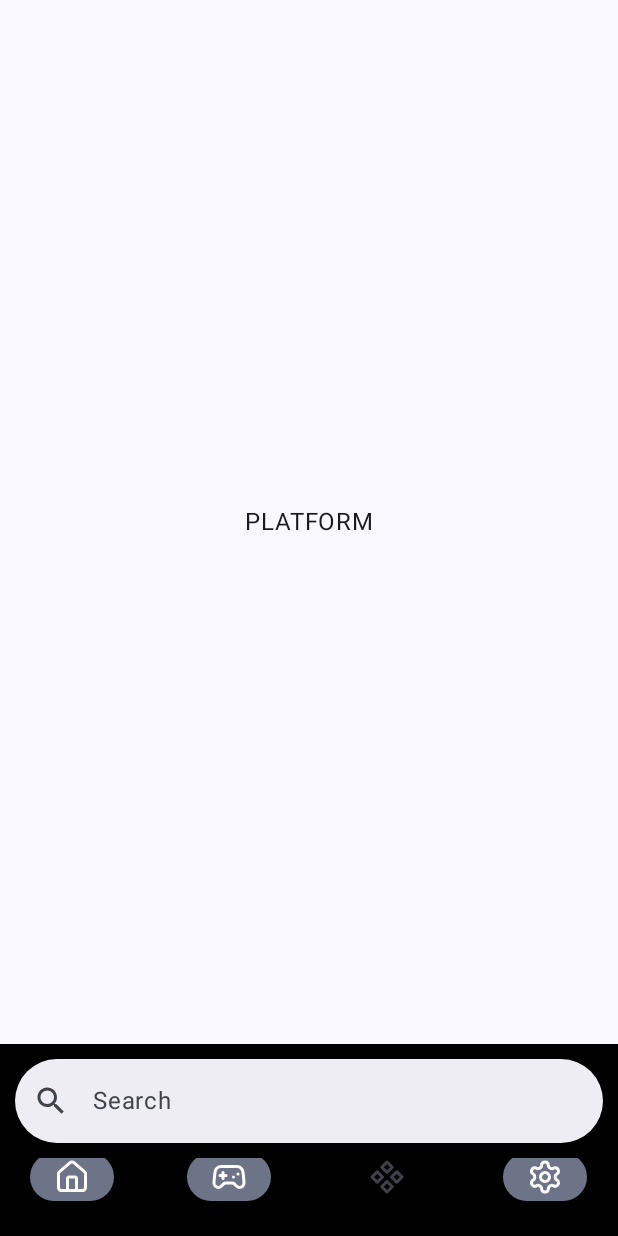
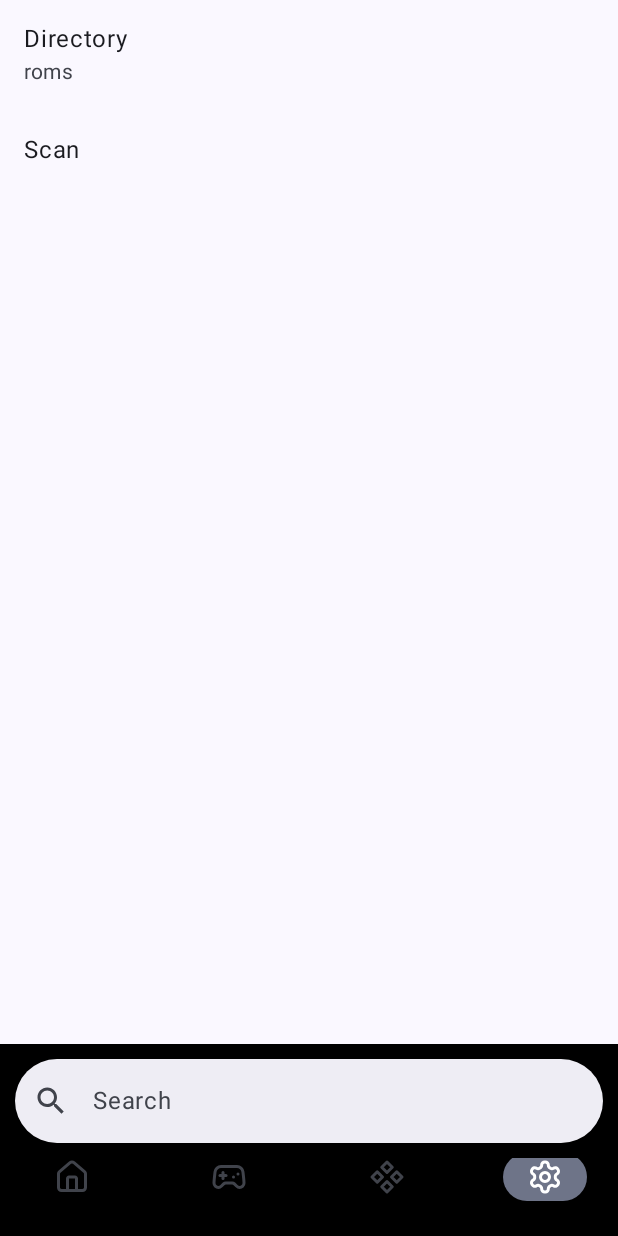
Before and after one commit to ismile/bandrek, an Android app built with Jetpack Compose: the screen it shows after launch (MainActivity), item 4 of the bottom bar chosen, on a phone screen of 412 x 824 dp. Run offline under Robolectric (Android 15) with nearby library versions, the phone set to English and light mode, and no system bars; our stand-ins replace Dagger/Hilt's generated code.

Commit message:
add initial screeb to Platform, Home, Setting

```diff
--- a/app/build.gradle.kts
+++ b/app/build.gradle.kts
@@ -3,6 +3,7 @@ plugins {
     alias(libs.plugins.kotlin.android)
     id("kotlin-kapt")
     id("com.google.dagger.hilt.android")
+//    id("com.google.devtools.ksp")
 }
 
 android {
@@ -74,6 +75,10 @@ dependencies {
     implementation(libs.androidx.hilt.navigation.compose)
     implementation(libs.coil.compose)
     implementation(libs.androidx.navigation.compose)
+
+    implementation(libs.androidx.room.runtime)
+    implementation(libs.androidx.room.ktx)
+    kapt("androidx.room:room-compiler:2.6.1")
     kapt(libs.hilt.android.compiler)
 
 }
--- a/app/src/main/java/com/bajiguri/bandrek/MainScreen/view/NavigationView.kt
+++ b/app/src/main/java/com/bajiguri/bandrek/HomeScreen/view/NavigationView.kt
@@ -1,44 +1,24 @@
-package com.bajiguri.bandrek.MainScreen.view
+package com.bajiguri.bandrek.HomeScreen.view
 
-import androidx.compose.foundation.Image
 import androidx.compose.foundation.background
-import androidx.compose.foundation.layout.Box
 import androidx.compose.foundation.layout.Column
 import androidx.compose.foundation.layout.WindowInsets
-import androidx.compose.foundation.layout.WindowInsetsSides
 import androidx.compose.foundation.layout.fillMaxWidth
 import androidx.compose.foundation.layout.height
-import androidx.compose.foundation.layout.padding
-import androidx.compose.foundation.layout.size
-import androidx.compose.foundation.layout.width
-import androidx.compose.foundation.shape.RoundedCornerShape
-import androidx.compose.material.icons.Icons
-import androidx.compose.material.icons.filled.Favorite
-import androidx.compose.material.icons.filled.Home
-import androidx.compose.material.icons.filled.Star
-import androidx.compose.material.icons.outlined.FavoriteBorder
-import androidx.compose.material.icons.outlined.Home
-import androidx.compose.material.icons.outlined.Star
-import androidx.compose.material3.ExperimentalMaterial3Api
 import androidx.compose.material3.Icon
-import androidx.compose.material3.MaterialTheme
 import androidx.compose.material3.NavigationBar
 import androidx.compose.material3.NavigationBarItem
-import androidx.compose.material3.NavigationBarItemColors
 import androidx.compose.runtime.Composable
 import androidx.compose.runtime.getValue
 import androidx.compose.runtime.mutableIntStateOf
 import androidx.compose.runtime.remember
 import androidx.compose.runtime.setValue
 import androidx.compose.ui.Modifier
-import androidx.compose.ui.draw.clip
 import androidx.compose.ui.graphics.Color
 import androidx.compose.ui.graphics.vector.ImageVector
-import androidx.compose.ui.tooling.preview.Preview
 import androidx.compose.ui.unit.dp
 import androidx.navigation.NavGraph.Companion.findStartDestination
 import androidx.navigation.NavHostController
-import androidx.navigation.Navigation
 import androidx.navigation.compose.currentBackStackEntryAsState
 import com.bajiguri.bandrek.AppScreen.view.AppSearchView
 import com.bajiguri.bandrek.icon.Component
@@ -48,10 +28,10 @@ import com.bajiguri.bandrek.icon.Settings
 
 data class TopLevelRoute(val name: String, val route: String, val icon: ImageVector)
 val topLevelRoutes = listOf(
-    TopLevelRoute("Home", "platform_screen", House),
+    TopLevelRoute("Home", "home_screen", House),
     TopLevelRoute("Platform", "platform_screen", Gamepad2),
     TopLevelRoute("App", "app_screen", Component),
-    TopLevelRoute("Setting", "platform_screen", Settings)
+    TopLevelRoute("Setting", "setting_screen", Settings)
 )
 
 @Composable
--- a/app/src/main/java/com/bajiguri/bandrek/Navigation.kt
+++ b/app/src/main/java/com/bajiguri/bandrek/Navigation.kt
@@ -10,11 +10,12 @@ import androidx.compose.runtime.setValue
 import androidx.compose.ui.Modifier
 import androidx.navigation.compose.NavHost
 import androidx.navigation.compose.composable
-import androidx.navigation.compose.currentBackStackEntryAsState
 import androidx.navigation.compose.rememberNavController
 import com.bajiguri.bandrek.AppScreen.AppScreen
-import com.bajiguri.bandrek.MainScreen.view.NavigationView
+import com.bajiguri.bandrek.HomeScreen.HomeScreen
+import com.bajiguri.bandrek.HomeScreen.view.NavigationView
 import com.bajiguri.bandrek.PlatformScreen.PlatformScreen
+import com.bajiguri.bandrek.SettingScreen.SettingScreen
 
 @Composable
 fun Navigation() {
@@ -28,11 +29,17 @@ fun Navigation() {
             navController)
     }) { padding ->
         NavHost(navController, startDestination = "app_screen", Modifier.padding(padding)) {
+            composable("home_screen") {
+                HomeScreen()
+            }
             composable("app_screen") {
                 AppScreen(modifier = Modifier.padding(padding), searchText = searchText)
             }
             composable("platform_screen") {
                 PlatformScreen()
+            }
+            composable("setting_screen") {
+                SettingScreen()
             }
         }
 
--- /dev/null
+++ b/app/src/main/java/com/bajiguri/bandrek/SettingScreen/SettingScreen.kt
@@ -0,0 +1,55 @@
+package com.bajiguri.bandrek.SettingScreen
+
+import android.app.Activity
+import android.content.Intent
+import android.net.Uri
+import androidx.activity.compose.rememberLauncherForActivityResult
+import androidx.activity.result.ActivityResult
+import androidx.activity.result.contract.ActivityResultContracts
+import androidx.compose.foundation.background
+import androidx.compose.foundation.clickable
+import androidx.compose.foundation.layout.Box
+import androidx.compose.foundation.layout.Column
+import androidx.compose.foundation.layout.fillMaxSize
+import androidx.compose.foundation.layout.fillMaxWidth
+import androidx.compose.foundation.layout.padding
+import androidx.compose.material3.ListItem
+import androidx.compose.material3.Text
+import androidx.compose.runtime.Composable
+import androidx.compose.runtime.getValue
+import androidx.compose.runtime.mutableStateOf
+import androidx.compose.runtime.remember
+import androidx.compose.runtime.saveable.rememberSaveable
+import androidx.compose.runtime.setValue
+import androidx.compose.ui.Alignment
+import androidx.compose.ui.Modifier
+import androidx.compose.ui.graphics.Color
+import androidx.compose.ui.tooling.preview.Preview
+import androidx.compose.ui.unit.dp
+
+@Composable
+@Preview(showBackground = true)
+fun SettingScreen() {
+    var romUri by remember { mutableStateOf<Uri?>(null) }
+    val romFolderLauncher = rememberLauncherForActivityResult(
+        contract = ActivityResultContracts.StartActivityForResult()
+    ) { result ->
+        if (result.resultCode == Activity.RESULT_OK) {
+            romUri = result.data?.data
+        }
+    }
+
+    Column {
+        ListItem(
+            headlineContent = { Text(text = "Directory") },
+            supportingContent =  { Text(text = "roms") },
+            modifier = Modifier.clickable {
+                val intent = Intent(Intent.ACTION_OPEN_DOCUMENT_TREE)
+                romFolderLauncher.launch(intent)
+            }
+        )
+        ListItem(
+            headlineContent = { Text(text = "Scan") },
+        )
+    }
+}
--- a/build.gradle.kts
+++ b/build.gradle.kts
@@ -3,4 +3,5 @@ plugins {
     alias(libs.plugins.android.application) apply false
     alias(libs.plugins.kotlin.android) apply false
     id("com.google.dagger.hilt.android") version "2.51.1" apply false
+//    id("com.google.devtools.ksp") version "1.8.10-1.0.9" apply false
 }
--- a/gradle/libs.versions.toml
+++ b/gradle/libs.versions.toml
@@ -13,12 +13,16 @@ activityCompose = "1.8.0"
 composeBom = "2024.04.01"
 lifecycleViewmodelCompose = "2.8.6"
 navigationCompose = "2.8.3"
+roomKtx = "2.6.1"
+roomRuntime = "2.6.1"
 
 [libraries]
 androidx-core-ktx = { group = "androidx.core", name = "core-ktx", version.ref = "coreKtx" }
 androidx-hilt-navigation-compose = { module = "androidx.hilt:hilt-navigation-compose", version.ref = "hiltNavigationCompose" }
 androidx-lifecycle-viewmodel-compose = { module = "androidx.lifecycle:lifecycle-viewmodel-compose", version.ref = "lifecycleViewmodelCompose" }
 androidx-navigation-compose = { module = "androidx.navigation:navigation-compose", version.ref = "navigationCompose" }
+androidx-room-ktx = { module = "androidx.room:room-ktx", version.ref = "roomKtx" }
+androidx-room-runtime = { module = "androidx.room:room-runtime", version.ref = "roomRuntime" }
 coil-compose = { module = "io.coil-kt.coil3:coil-compose", version.ref = "coilCompose" }
 hilt-android = { module = "com.google.dagger:hilt-android", version.ref = "hiltAndroid" }
 hilt-android-compiler = { module = "com.google.dagger:hilt-android-compiler", version.ref = "hiltAndroid" }
```
Also changed, not shown: app/src/main/java/com/bajiguri/bandrek/AppDatabase.kt (added, +26 -0 lines), app/src/main/java/com/bajiguri/bandrek/AppEntity.kt (added, +68 -0 lines), app/src/main/java/com/bajiguri/bandrek/HomeScreen/HomeScreen.kt (added, +18 -0 lines), app/src/main/java/com/bajiguri/bandrek/SettingScreen/SettingUtils.kt (added, +16 -0 lines).
